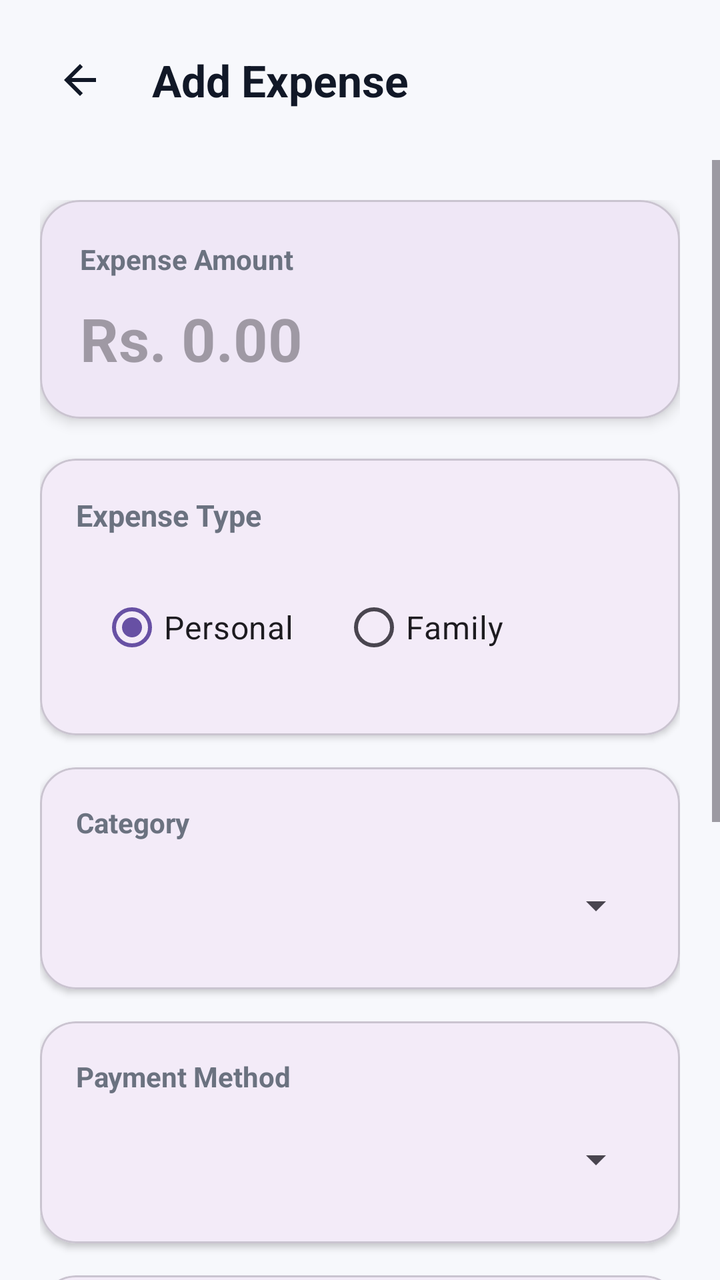
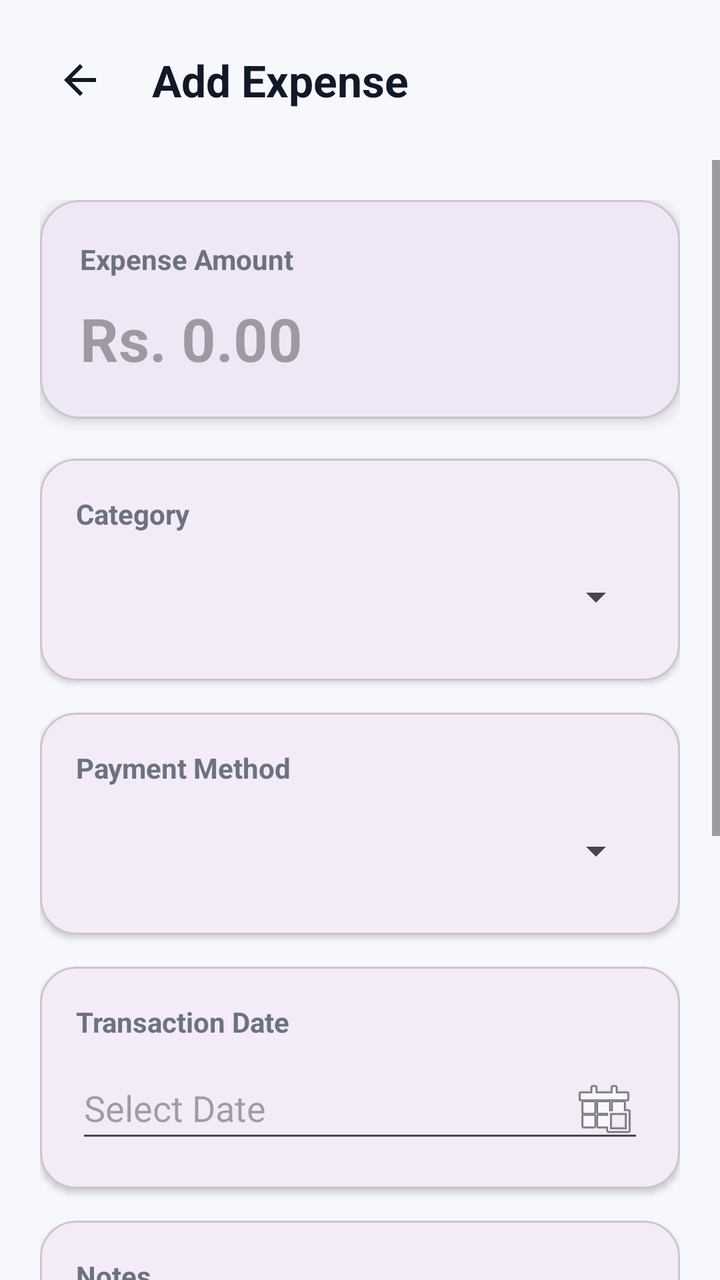

An Android layout rendered at two revisions. The XML below is the earlier revision; the diff shows what the commit changed to produce the second picture.
<!-- AndroidManifest.xml: application theme Theme.AIExpenseManagementApplication -->
<!-- res/layout/activity_add_expense.xml -->
<?xml version="1.0" encoding="utf-8"?>
<androidx.constraintlayout.widget.ConstraintLayout
    xmlns:android="http://schemas.android.com/apk/res/android"
    xmlns:app="http://schemas.android.com/apk/res-auto"
    android:layout_width="match_parent"
    android:layout_height="match_parent"
    android:background="#F7F8FC">

    

    <LinearLayout
        android:id="@+id/headerLayout"
        android:layout_width="0dp"
        android:layout_height="wrap_content"
        android:orientation="horizontal"
        android:gravity="center_vertical"
        android:padding="20dp"
        app:layout_constraintTop_toTopOf="parent"
        app:layout_constraintStart_toStartOf="parent"
        app:layout_constraintEnd_toEndOf="parent">

        <ImageButton
            android:id="@+id/btnBack"
            android:layout_width="40dp"
            android:layout_height="40dp"
            android:background="@android:color/transparent"
            android:src="@drawable/ic_back_arrow"
            android:contentDescription="Back"/>

        <TextView
            android:layout_width="wrap_content"
            android:layout_height="wrap_content"
            android:layout_marginStart="16dp"
            android:text="Add Expense"
            android:textStyle="bold"
            android:textSize="22sp"
            android:textColor="#111827"/>

    </LinearLayout>
    <ScrollView
        android:layout_width="0dp"
        android:layout_height="0dp"
        android:fillViewport="true"
        app:layout_constraintTop_toBottomOf="@id/headerLayout"
        app:layout_constraintBottom_toBottomOf="parent"
        app:layout_constraintStart_toStartOf="parent"
        app:layout_constraintEnd_toEndOf="parent">

        <LinearLayout
            android:layout_width="match_parent"
            android:layout_height="wrap_content"
            android:orientation="vertical"
            android:padding="20dp">
            <com.google.android.material.card.MaterialCardView
                android:layout_width="match_parent"
                android:layout_height="wrap_content"
                app:cardCornerRadius="20dp"
                app:cardElevation="4dp"
                android:layout_marginBottom="20dp">

                <LinearLayout
                    android:layout_width="match_parent"
                    android:layout_height="wrap_content"
                    android:orientation="vertical"
                    android:padding="20dp">

                    <TextView
                        android:layout_width="wrap_content"
                        android:layout_height="wrap_content"
                        android:text="Expense Amount"
                        android:textColor="#6B7280"
                        android:textStyle="bold"
                        android:textSize="14sp"/>

                    <EditText
                        android:id="@+id/etAmount"
                        android:layout_width="match_parent"
                        android:layout_height="wrap_content"
                        android:layout_marginTop="10dp"
                        android:hint="Rs. 0.00"
                        android:inputType="numberDecimal"
                        android:textSize="30sp"
                        android:textStyle="bold"
                        android:background="@android:color/transparent"/>

                </LinearLayout>

            </com.google.android.material.card.MaterialCardView>

            <com.google.android.material.card.MaterialCardView
                android:layout_width="match_parent"
                android:layout_height="wrap_content"
                android:layout_marginBottom="16dp"
                app:cardCornerRadius="18dp"
                app:cardElevation="2dp">

                <LinearLayout
                    android:layout_width="match_parent"
                    android:layout_height="wrap_content"
                    android:orientation="vertical"
                    android:padding="18dp">

                    <TextView
                        android:layout_width="wrap_content"
                        android:layout_height="wrap_content"
                        android:text="Expense Type"
                        android:textColor="#6B7280"
                        android:textStyle="bold"
                        android:textSize="15sp" />

                    <RadioGroup
                        android:id="@+id/rgExpenseType"
                        android:layout_width="match_parent"
                        android:layout_height="wrap_content"
                        android:layout_marginTop="10dp"
                        android:orientation="horizontal"
                        android:padding="12dp">

                        <RadioButton
                            android:id="@+id/rbPersonal"
                            android:layout_width="wrap_content"
                            android:layout_height="wrap_content"
                            android:text="Personal"
                            android:checked="true"
                            android:textSize="16sp" />

                        <RadioButton
                            android:id="@+id/rbFamily"
                            android:layout_width="wrap_content"
                            android:layout_height="wrap_content"
                            android:layout_marginStart="24dp"
                            android:text="Family"
                            android:textSize="16sp" />

                    </RadioGroup>

                </LinearLayout>

            </com.google.android.material.card.MaterialCardView>

            <com.google.android.material.card.MaterialCardView
                android:layout_width="match_parent"
                android:layout_height="wrap_content"
                android:layout_marginBottom="16dp"
                app:cardCornerRadius="18dp"
                app:cardElevation="2dp">

                <LinearLayout
                    android:layout_width="match_parent"
                    android:layout_height="wrap_content"
                    android:orientation="vertical"
                    android:padding="18dp">

                    <TextView
                        android:layout_width="wrap_content"
                        android:layout_height="wrap_content"
                        android:text="Category"
                        android:textColor="#6B7280"
                        android:textStyle="bold"
                        android:textSize="14sp"/>

                    <Spinner
                        android:id="@+id/spCategory"
                        android:layout_width="match_parent"
                        android:layout_height="48dp"
                        android:layout_marginTop="8dp"/>

                </LinearLayout>

            </com.google.android.material.card.MaterialCardView>
            <com.google.android.material.card.MaterialCardView
                android:layout_width="match_parent"
                android:layout_height="wrap_content"
                android:layout_marginBottom="16dp"
                app:cardCornerRadius="18dp"
                app:cardElevation="2dp">

                <LinearLayout
                    android:layout_width="match_parent"
                    android:layout_height="wrap_content"
                    android:orientation="vertical"
                    android:padding="18dp">

                    <TextView
                        android:layout_width="wrap_content"
                        android:layout_height="wrap_content"
                        android:text="Payment Method"
                        android:textColor="#6B7280"
                        android:textStyle="bold"
                        android:textSize="14sp"/>

                    <Spinner
                        android:id="@+id/spPaymentMethod"
                        android:layout_width="match_parent"
                        android:layout_height="48dp"
                        android:layout_marginTop="8dp"/>

                </LinearLayout>

            </com.google.android.material.card.MaterialCardView>
            <com.google.android.material.card.MaterialCardView
                android:layout_width="match_parent"
                android:layout_height="wrap_content"
                android:layout_marginBottom="16dp"
                app:cardCornerRadius="18dp"
                app:cardElevation="2dp">

                <LinearLayout
                    android:layout_width="match_parent"
                    android:layout_height="wrap_content"
                    android:orientation="vertical"
                    android:padding="18dp">

                    <TextView
                        android:layout_width="wrap_content"
                        android:layout_height="wrap_content"
                        android:text="Transaction Date"
                        android:textColor="#6B7280"
                        android:textStyle="bold"
                        android:textSize="14sp"/>

                    <EditText
                        android:id="@+id/etDate"
                        android:layout_width="match_parent"
                        android:layout_height="48dp"
                        android:layout_marginTop="8dp"
                        android:focusable="false"
                        android:clickable="true"
                        android:hint="Select Date"
                        android:drawableEnd="@android:drawable/ic_menu_today"/>

                </LinearLayout>

            </com.google.android.material.card.MaterialCardView>
            <com.google.android.material.card.MaterialCardView
                android:layout_width="match_parent"
                android:layout_height="wrap_content"
                android:layout_marginBottom="24dp"
                app:cardCornerRadius="18dp"
                app:cardElevation="2dp">

                <LinearLayout
                    android:layout_width="match_parent"
                    android:layout_height="wrap_content"
                    android:orientation="vertical"
                    android:padding="18dp">

                    <TextView
                        android:layout_width="wrap_content"
                        android:layout_height="wrap_content"
                        android:text="Notes"
                        android:textColor="#6B7280"
                        android:textStyle="bold"
                        android:textSize="14sp"/>

                    <EditText
                        android:id="@+id/etNotes"
                        android:layout_width="match_parent"
                        android:layout_height="100dp"
                        android:layout_marginTop="8dp"
                        android:gravity="top|start"
                        android:hint="Enter notes..."
                        android:inputType="textMultiLine"/>

                </LinearLayout>

            </com.google.android.material.card.MaterialCardView>
            <Button
                android:id="@+id/btnSaveExpense"
                android:layout_width="match_parent"
                android:layout_height="56dp"
                android:text="Save Expense"
                android:textAllCaps="false"
                android:textSize="16sp"
                android:textStyle="bold"
                android:textColor="#FFFFFF"
                android:backgroundTint="#22C55E"/>
        </LinearLayout>

    </ScrollView>

</androidx.constraintlayout.widget.ConstraintLayout>
<!-- resources referenced by this layout -->
<resources>
  <!-- drawable ic_back_arrow (drawable) -->
  <vector xmlns:android="http://schemas.android.com/apk/res/android"
      android:width="24dp"
      android:height="24dp"
      android:viewportWidth="24"
      android:viewportHeight="24">
  
      <path
          android:fillColor="#111827"
          android:pathData="M20,11H7.83l5.59,-5.59L12,4l-8,8 8,8 1.41,-1.41L7.83,13H20v-2z" />
  
  </vector>
  <style name="Theme.AIExpenseManagementApplication" parent="Base.Theme.AIExpenseManagementApplication" />
  <style name="Base.Theme.AIExpenseManagementApplication" parent="Theme.Material3.DayNight.NoActionBar">
          
          
      </style>
</resources>

<!-- the commit's change to res/layout/activity_add_expense.xml (unified diff, before → after) -->
@@ -25,7 +25,7 @@
             android:layout_height="40dp"
             android:background="@android:color/transparent"
             android:src="@drawable/ic_back_arrow"
-            android:contentDescription="Back"/>
+            android:contentDescription="Back" />
 
         <TextView
             android:layout_width="wrap_content"
@@ -34,9 +34,13 @@
             android:text="Add Expense"
             android:textStyle="bold"
             android:textSize="22sp"
-            android:textColor="#111827"/>
+            android:textColor="#111827" />
 
     </LinearLayout>
+
+
+    
+
     <ScrollView
         android:layout_width="0dp"
         android:layout_height="0dp"
@@ -51,12 +55,16 @@
             android:layout_height="wrap_content"
             android:orientation="vertical"
             android:padding="20dp">
-            <com.google.android.material.card.MaterialCardView
-                android:layout_width="match_parent"
-                android:layout_height="wrap_content"
+
+
+            
+
+            <com.google.android.material.card.MaterialCardView
+                android:layout_width="match_parent"
+                android:layout_height="wrap_content"
+                android:layout_marginBottom="20dp"
                 app:cardCornerRadius="20dp"
-                app:cardElevation="4dp"
-                android:layout_marginBottom="20dp">
+                app:cardElevation="4dp">
 
                 <LinearLayout
                     android:layout_width="match_parent"
@@ -70,7 +78,7 @@
                         android:text="Expense Amount"
                         android:textColor="#6B7280"
                         android:textStyle="bold"
-                        android:textSize="14sp"/>
+                        android:textSize="14sp" />
 
                     <EditText
                         android:id="@+id/etAmount"
@@ -81,11 +89,15 @@
                         android:inputType="numberDecimal"
                         android:textSize="30sp"
                         android:textStyle="bold"
-                        android:background="@android:color/transparent"/>
-
-                </LinearLayout>
-
-            </com.google.android.material.card.MaterialCardView>
+                        android:textColor="#111827"
+                        android:background="@android:color/transparent" />
+
+                </LinearLayout>
+
+            </com.google.android.material.card.MaterialCardView>
+
+
+            
 
             <com.google.android.material.card.MaterialCardView
                 android:layout_width="match_parent"
@@ -103,71 +115,24 @@
                     <TextView
                         android:layout_width="wrap_content"
                         android:layout_height="wrap_content"
-                        android:text="Expense Type"
-                        android:textColor="#6B7280"
-                        android:textStyle="bold"
-                        android:textSize="15sp" />
-
-                    <RadioGroup
-                        android:id="@+id/rgExpenseType"
-                        android:layout_width="match_parent"
-                        android:layout_height="wrap_content"
-                        android:layout_marginTop="10dp"
-                        android:orientation="horizontal"
-                        android:padding="12dp">
-
-                        <RadioButton
-                            android:id="@+id/rbPersonal"
-                            android:layout_width="wrap_content"
-                            android:layout_height="wrap_content"
-                            android:text="Personal"
-                            android:checked="true"
-                            android:textSize="16sp" />
-
-                        <RadioButton
-                            android:id="@+id/rbFamily"
-                            android:layout_width="wrap_content"
-                            android:layout_height="wrap_content"
-                            android:layout_marginStart="24dp"
-                            android:text="Family"
-                            android:textSize="16sp" />
-
-                    </RadioGroup>
-
-                </LinearLayout>
-
-            </com.google.android.material.card.MaterialCardView>
-
-            <com.google.android.material.card.MaterialCardView
-                android:layout_width="match_parent"
-                android:layout_height="wrap_content"
-                android:layout_marginBottom="16dp"
-                app:cardCornerRadius="18dp"
-                app:cardElevation="2dp">
-
-                <LinearLayout
-                    android:layout_width="match_parent"
-                    android:layout_height="wrap_content"
-                    android:orientation="vertical"
-                    android:padding="18dp">
-
-                    <TextView
-                        android:layout_width="wrap_content"
-                        android:layout_height="wrap_content"
                         android:text="Category"
                         android:textColor="#6B7280"
                         android:textStyle="bold"
-                        android:textSize="14sp"/>
+                        android:textSize="14sp" />
 
                     <Spinner
                         android:id="@+id/spCategory"
                         android:layout_width="match_parent"
                         android:layout_height="48dp"
-                        android:layout_marginTop="8dp"/>
-
-                </LinearLayout>
-
-            </com.google.android.material.card.MaterialCardView>
+                        android:layout_marginTop="8dp" />
+
+                </LinearLayout>
+
+            </com.google.android.material.card.MaterialCardView>
+
+
+            
+
             <com.google.android.material.card.MaterialCardView
                 android:layout_width="match_parent"
                 android:layout_height="wrap_content"
@@ -187,17 +152,21 @@
                         android:text="Payment Method"
                         android:textColor="#6B7280"
                         android:textStyle="bold"
-                        android:textSize="14sp"/>
+                        android:textSize="14sp" />
 
                     <Spinner
                         android:id="@+id/spPaymentMethod"
                         android:layout_width="match_parent"
                         android:layout_height="48dp"
-                        android:layout_marginTop="8dp"/>
-
-                </LinearLayout>
-
-            </com.google.android.material.card.MaterialCardView>
+                        android:layout_marginTop="8dp" />
+
+                </LinearLayout>
+
+            </com.google.android.material.card.MaterialCardView>
+
+
+            
+
             <com.google.android.material.card.MaterialCardView
                 android:layout_width="match_parent"
                 android:layout_height="wrap_content"
@@ -217,7 +186,7 @@
                         android:text="Transaction Date"
                         android:textColor="#6B7280"
                         android:textStyle="bold"
-                        android:textSize="14sp"/>
+                        android:textSize="14sp" />
 
                     <EditText
                         android:id="@+id/etDate"
@@ -227,15 +196,19 @@
                         android:focusable="false"
                         android:clickable="true"
                         android:hint="Select Date"
-                        android:drawableEnd="@android:drawable/ic_menu_today"/>
-
-                </LinearLayout>
-
-            </com.google.android.material.card.MaterialCardView>
-            <com.google.android.material.card.MaterialCardView
-                android:layout_width="match_parent"
-                android:layout_height="wrap_content"
-                android:layout_marginBottom="24dp"
+                        android:drawableEnd="@android:drawable/ic_menu_today" />
+
+                </LinearLayout>
+
+            </com.google.android.material.card.MaterialCardView>
+
+
+            
+
+            <com.google.android.material.card.MaterialCardView
+                android:layout_width="match_parent"
+                android:layout_height="wrap_content"
+                android:layout_marginBottom="16dp"
                 app:cardCornerRadius="18dp"
                 app:cardElevation="2dp">
 
@@ -251,7 +224,7 @@
                         android:text="Notes"
                         android:textColor="#6B7280"
                         android:textStyle="bold"
-                        android:textSize="14sp"/>
+                        android:textSize="14sp" />
 
                     <EditText
                         android:id="@+id/etNotes"
@@ -260,12 +233,121 @@
                         android:layout_marginTop="8dp"
                         android:gravity="top|start"
                         android:hint="Enter notes..."
-                        android:inputType="textMultiLine"/>
-
-                </LinearLayout>
-
-            </com.google.android.material.card.MaterialCardView>
-            <Button
+                        android:inputType="textMultiLine" />
+
+                </LinearLayout>
+
+            </com.google.android.material.card.MaterialCardView>
+
+
+            
+
+            <com.google.android.material.card.MaterialCardView
+                android:id="@+id/cardFamilySharing"
+                android:layout_width="match_parent"
+                android:layout_height="wrap_content"
+                android:layout_marginBottom="24dp"
+                app:cardCornerRadius="18dp"
+                app:cardElevation="2dp">
+
+                <LinearLayout
+                    android:layout_width="match_parent"
+                    android:layout_height="wrap_content"
+                    android:orientation="vertical"
+                    android:padding="18dp">
+
+
+                    
+
+                    <LinearLayout
+                        android:layout_width="match_parent"
+                        android:layout_height="wrap_content"
+                        android:orientation="horizontal"
+                        android:gravity="center_vertical">
+
+                        <LinearLayout
+                            android:layout_width="0dp"
+                            android:layout_height="wrap_content"
+                            android:layout_weight="1"
+                            android:orientation="vertical">
+
+                            <TextView
+                                android:layout_width="wrap_content"
+                                android:layout_height="wrap_content"
+                                android:text="Share with Family"
+                                android:textColor="#111827"
+                                android:textStyle="bold"
+                                android:textSize="16sp" />
+
+                            <TextView
+                                android:layout_width="wrap_content"
+                                android:layout_height="wrap_content"
+                                android:layout_marginTop="4dp"
+                                android:text="Make this expense visible on a family dashboard"
+                                android:textColor="#6B7280"
+                                android:textSize="13sp" />
+
+                        </LinearLayout>
+
+
+                        <com.google.android.material.materialswitch.MaterialSwitch
+                            android:id="@+id/switchShareFamily"
+                            android:layout_width="wrap_content"
+                            android:layout_height="wrap_content"
+                            android:checked="false" />
+
+                    </LinearLayout>
+
+
+                    
+
+                    <LinearLayout
+                        android:id="@+id/layoutFamilySelection"
+                        android:layout_width="match_parent"
+                        android:layout_height="wrap_content"
+                        android:layout_marginTop="18dp"
+                        android:orientation="vertical"
+                        android:visibility="gone">
+
+                        <View
+                            android:layout_width="match_parent"
+                            android:layout_height="1dp"
+                            android:layout_marginBottom="16dp"
+                            android:background="#E5E7EB" />
+
+                        <TextView
+                            android:layout_width="wrap_content"
+                            android:layout_height="wrap_content"
+                            android:text="Family Group"
+                            android:textColor="#6B7280"
+                            android:textStyle="bold"
+                            android:textSize="14sp" />
+
+                        <Spinner
+                            android:id="@+id/spFamily"
+                            android:layout_width="match_parent"
+                            android:layout_height="52dp"
+                            android:layout_marginTop="8dp" />
+
+                        <TextView
+                            android:id="@+id/tvFamilyShareHint"
+                            android:layout_width="wrap_content"
+                            android:layout_height="wrap_content"
+                            android:layout_marginTop="6dp"
+                            android:text="Select the family that should see this expense."
+                            android:textColor="#9CA3AF"
+                            android:textSize="12sp" />
+
+                    </LinearLayout>
+
+                </LinearLayout>
+
+            </com.google.android.material.card.MaterialCardView>
+
+
+            
+
+            <com.google.android.material.button.MaterialButton
                 android:id="@+id/btnSaveExpense"
                 android:layout_width="match_parent"
                 android:layout_height="56dp"
@@ -274,7 +356,13 @@
                 android:textSize="16sp"
                 android:textStyle="bold"
                 android:textColor="#FFFFFF"
-                android:backgroundTint="#22C55E"/>
+                app:backgroundTint="#22C55E"
+                app:cornerRadius="16dp" />
+
+            <Space
+                android:layout_width="match_parent"
+                android:layout_height="24dp" />
+
         </LinearLayout>
 
     </ScrollView>
